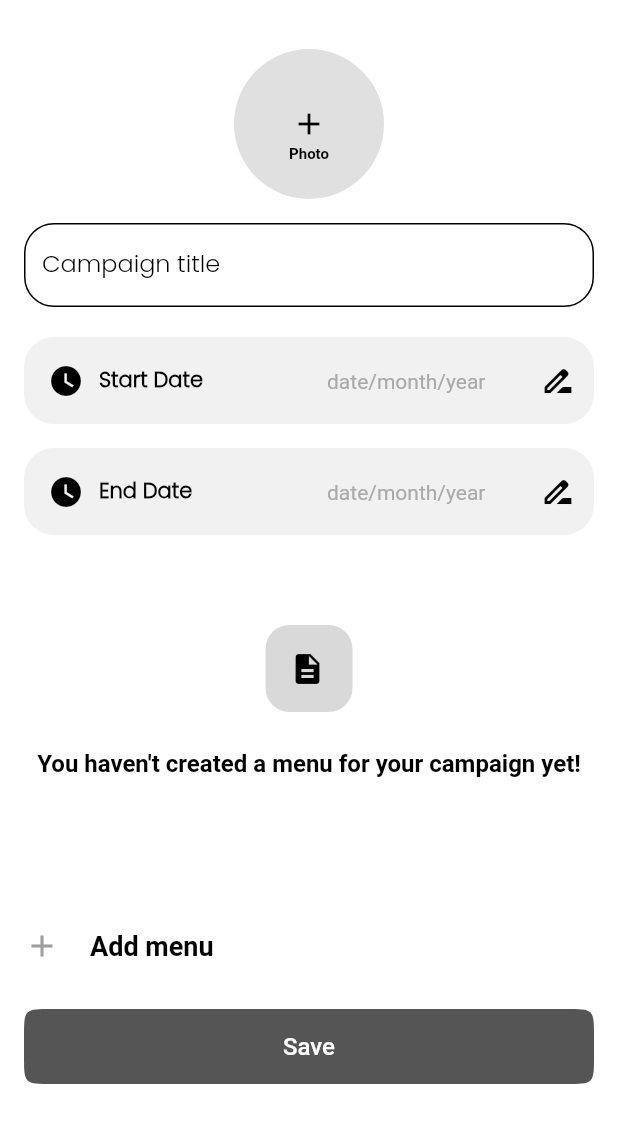
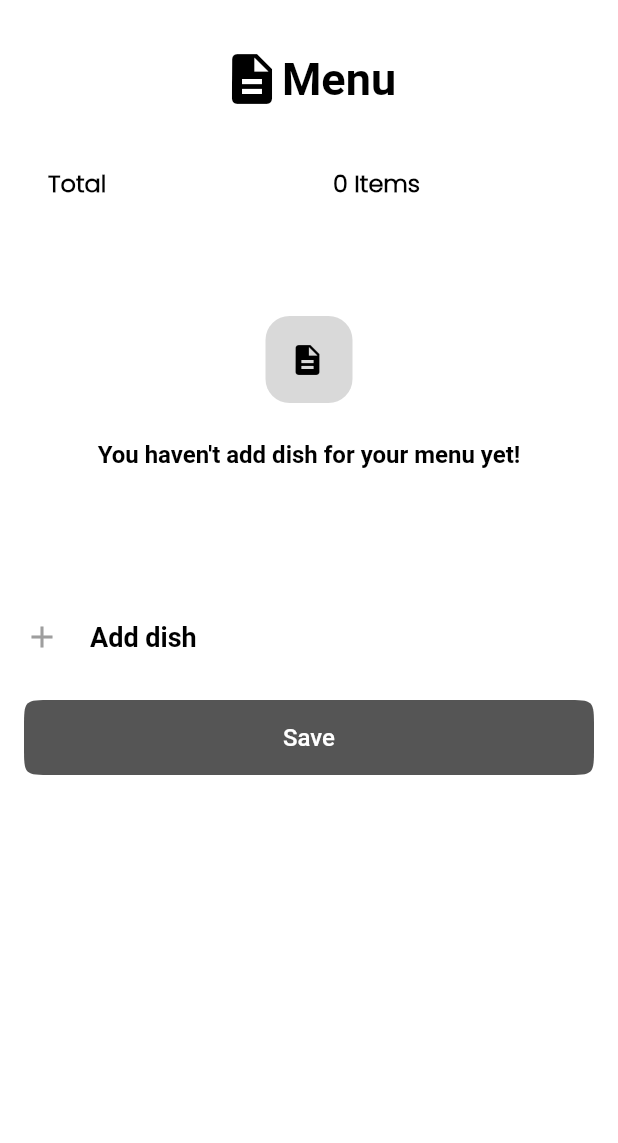
Before and after one commit to OnlyFoodApp/onlyfood_mo, a Flutter app: the screen it shows after launch, on a phone screen of 412 x 824 dp, the part 59-1202 px from its top. Run offline on Flutter 3.47's test engine with Material 2 defaults, Android fonts, the phone set to English and light mode, and no system bars; our stand-ins replace firebase_core, flutter_svg, image_picker; accounts and stored records are empty.

Commit message:
[MENU]Add Menu For Campaign #1

```diff
--- a/onlyfood_mo/lib/main.dart
+++ b/onlyfood_mo/lib/main.dart
@@ -5,6 +5,7 @@ import 'package:onlyfood_mo/responsive/mobile_screen_layout.dart';
 import 'package:onlyfood_mo/responsive/responsive_layout_screen.dart';
 import 'package:onlyfood_mo/responsive/web_screen_layout.dart';
 import 'package:onlyfood_mo/screens/campaign/add_new_campaign.dart';
+import 'package:onlyfood_mo/screens/campaign/add_menu_for_campaign.dart';
 import 'package:onlyfood_mo/screens/login/login_screen.dart';
 import 'package:onlyfood_mo/screens/profile_editing/profile_editing.dart';
 import 'package:onlyfood_mo/screens/reset_password/reset_password.dart';
@@ -48,6 +49,6 @@ class MyApp extends StatelessWidget {
         theme: ThemeData.dark().copyWith(
           scaffoldBackgroundColor: mobileBackgroundColor,
         ),
-        home: const AddNewCampaign());
+        home: const AddMenuForCampaign());
   }
 }
--- /dev/null
+++ b/onlyfood_mo/lib/screens/campaign/add_menu_for_campaign.dart
@@ -0,0 +1,186 @@
+import 'package:flutter/material.dart';
+import 'package:flutter_svg/flutter_svg.dart';
+import 'package:intl/intl.dart';
+
+class AddMenuForCampaign extends StatefulWidget {
+  const AddMenuForCampaign({Key? key}) : super(key: key);
+  @override
+  createState() => _AddMenuForCampaign();
+}
+
+class _AddMenuForCampaign extends State<AddMenuForCampaign> {
+  @override
+  void dispose() {
+    // TODO: implement dispose
+    super.dispose();
+  }
+
+  @override
+  Widget build(BuildContext context) {
+    return Scaffold(
+      appBar: AppBar(
+        titleTextStyle: const TextStyle(
+            color: Colors.black, fontSize: 20, fontWeight: FontWeight.w500),
+        backgroundColor: Colors.white,
+        elevation: 0,
+        leading: IconButton(
+          icon: const Icon(
+            Icons.arrow_back_ios,
+            color: Colors.black,
+          ),
+          onPressed: () {
+            // Xử lý khi nút đóng được nhấn
+            Navigator.pop(context);
+          },
+        ),
+        title: const Text('Create Campaign'),
+      ),
+      body: SafeArea(
+        child: Container(
+          width: double.infinity,
+          padding: const EdgeInsets.all(16.0),
+          child: Column(
+            children: [
+              Container(
+                alignment: Alignment.center,
+                child: const Row(
+                  mainAxisAlignment: MainAxisAlignment.center,
+                  children: [
+                    Icon(
+                      Icons.description,
+                      size: 40,
+                      color: Colors.black,
+                    ),
+                    Text(
+                      "Menu",
+                      style: TextStyle(
+                        color: Colors.black,
+                        fontSize: 30,
+                        fontWeight: FontWeight.bold,
+                      ),
+                    ),
+                  ],
+                ),
+              ),
+              const SizedBox(height: 20),
+              Row(
+                children: [
+                  Expanded(
+                    // flex: 1,
+                    child: Container(
+                      height: 58,
+                      padding: const EdgeInsetsDirectional.all(16.0),
+                      child: const Row(
+                        children: [
+                          Text(
+                            'Total',
+                            style: TextStyle(
+                              fontSize: 16,
+                              fontFamily: 'Poppins',
+                              fontWeight: FontWeight.bold,
+                              color: Colors.black,
+                            ),
+                          )
+                        ],
+                      ),
+                    ),
+                  ),
+                  Expanded(
+                    // flex: 1,
+                    // fit: FlexFit.loose,
+                    child: Container(
+                      height: 58,
+                      padding: const EdgeInsetsDirectional.all(16.0),
+                      child: const Row(
+                        children: [
+                          Text(
+                            '0 Items',
+                            style: TextStyle(
+                              fontSize: 16,
+                              fontFamily: 'Poppins',
+                              fontWeight: FontWeight.bold,
+                              color: Colors.black,
+                            ),
+                          ),
+                        ],
+                      ),
+                    ),
+                  ),
+                ],
+              ),
+              const SizedBox(height: 60),
+              Container(
+                height: 58,
+                width: 58,
+                padding: const EdgeInsetsDirectional.all(16.0),
+                alignment: Alignment.centerLeft,
+                decoration: const BoxDecoration(
+                    color: Color(0xFFD9D9D9),
+                    borderRadius: BorderRadius.all(Radius.circular(16))),
+                child: Row(
+                  children: [
+                    Container(
+                      margin: const EdgeInsets.fromLTRB(0, 0, 0, 0),
+                      child: const Icon(
+                        Icons.description,
+                        color: Colors.black,
+                      ),
+                    ),
+                  ],
+                ),
+              ),
+              const SizedBox(height: 25),
+              const FittedBox(
+                fit: BoxFit.fill,
+                child: Text(
+                  "You haven't add dish for your menu yet!",
+                  style: TextStyle(
+                    fontSize: 16,
+                    fontWeight: FontWeight.w600,
+                    color: Colors.black,
+                  ),
+                ),
+              ),
+              const SizedBox(height: 100),
+              Row(
+                children: [
+                  Container(
+                    margin: const EdgeInsets.fromLTRB(0, 0, 20, 0),
+                    child: const Icon(
+                      Icons.add,
+                      color: Colors.grey,
+                    ),
+                  ),
+                  const Text(
+                    "Add dish ",
+                    style: TextStyle(
+                        fontSize: 18,
+                        fontWeight: FontWeight.w600,
+                        color: Colors.black),
+                  )
+                ],
+              ),
+              const SizedBox(height: 30),
+              TextButton(
+                style: ButtonStyle(
+                  fixedSize: MaterialStateProperty.all(const Size(400, 50)),
+                  shape: MaterialStateProperty.all(ContinuousRectangleBorder(
+                      borderRadius: BorderRadius.circular(19))),
+                  backgroundColor:
+                      MaterialStateProperty.all<Color>(const Color(0xFF555555)),
+                  foregroundColor:
+                      MaterialStateProperty.all<Color>(Colors.white),
+                ),
+                onPressed: () {},
+                child: const Text(
+                  'Save',
+                  style: TextStyle(fontSize: 16),
+                ),
+              )
+            ],
+          ),
+        ),
+      ),
+    );
+  }
+}
```
